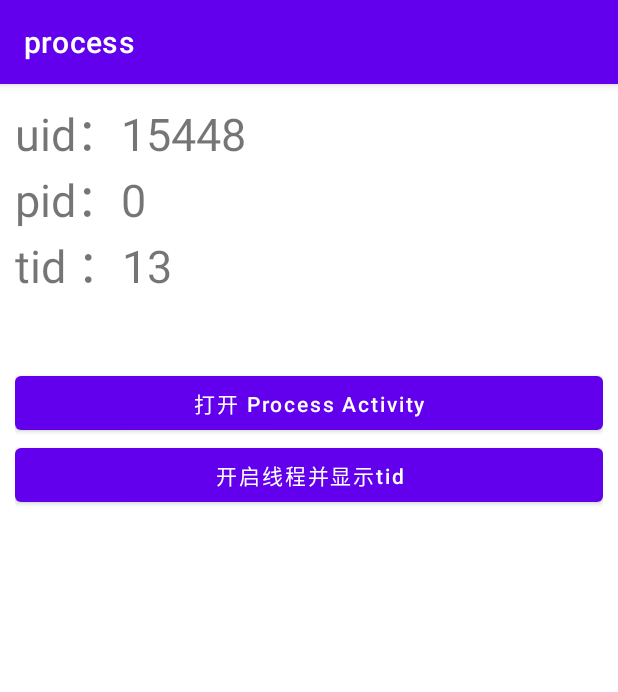
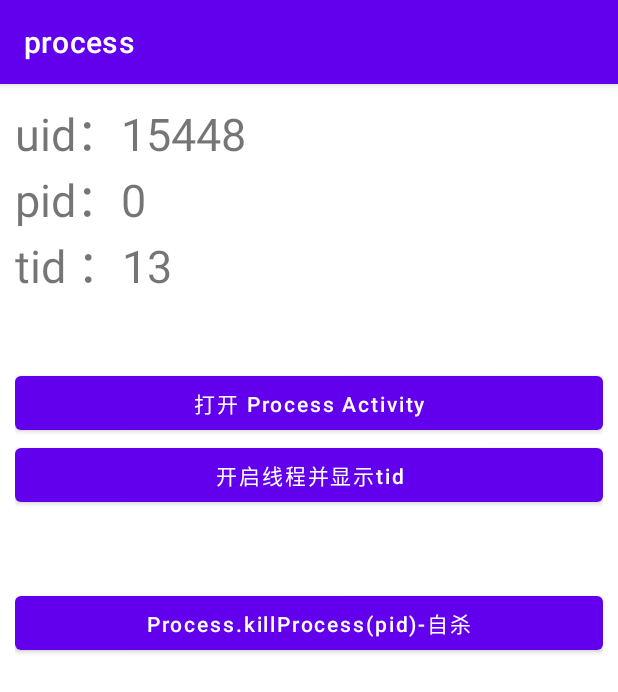
Before and after one commit to ailiboy520/Android-Detail, an Android app: the screen it shows after launch (MainActivity), on a phone screen of 412 x 824 dp. Shown: the top 692 px of the screen. Run offline under Robolectric (Android 15) with nearby library versions, the phone set to English and light mode, and no system bars.

Commit message:
🧐 add kill self function

```diff
--- a/process/src/main/java/com/flywith24/detail/MainActivity.kt
+++ b/process/src/main/java/com/flywith24/detail/MainActivity.kt
@@ -18,13 +18,14 @@ class MainActivity : AppCompatActivity(R.layout.activity_main) {
         system.list()
     }
 
-    @Override
+    /**
+     * 打开在单独进程的 Activity
+     */
     fun start(v: View) = startActivity<ProcessActivity>()
 
     /**
      * 子线程中打印 tid
      */
-    @Override
     fun startThread(v: View) =
         Thread() {
             Log.i(TAG, "startThread: ${Thread.currentThread().name} ${Thread.currentThread().id}")
@@ -40,6 +41,14 @@ class MainActivity : AppCompatActivity(R.layout.activity_main) {
             printId()
         }.start()
 
+
+    /**
+     * 调用 [Process.killProcess] 「自杀」
+     */
+    fun kill(view: View) {
+        Process.killProcess(Process.myPid())
+    }
+
     private fun printId() {
         Log.i(TAG, "uid：${Process.myUid()} pid : ${Process.myPid()} tid：${Process.myTid()}")
     }
--- a/process/src/main/res/layout/activity_main.xml
+++ b/process/src/main/res/layout/activity_main.xml
@@ -36,4 +36,11 @@
         android:paddingBottom="10dp"
         android:textSize="30sp"
         tools:text="pid:xxx" />
+
+    <com.google.android.material.button.MaterialButton
+        android:layout_width="match_parent"
+        android:layout_height="wrap_content"
+        android:onClick="kill"
+        android:text="@string/kill_myself"
+        android:textAllCaps="false" />
 </androidx.appcompat.widget.LinearLayoutCompat>
--- a/process/src/main/res/values/strings.xml
+++ b/process/src/main/res/values/strings.xml
@@ -5,4 +5,5 @@
     <string name="startThread">开启线程并显示tid</string>
     <string name="thread">tid：%1$d\nthread name:%2$s\njava tid：%3$d</string>
     <string name="process_name">process:flywith24.android.detail.custom</string>
+    <string name="kill_myself">Process.killProcess(pid)-自杀</string>
 </resources>
```
